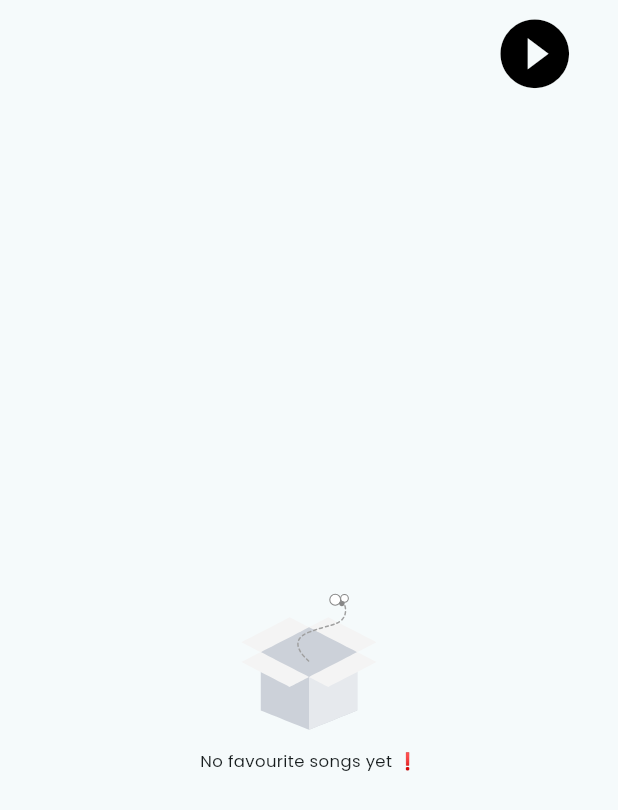
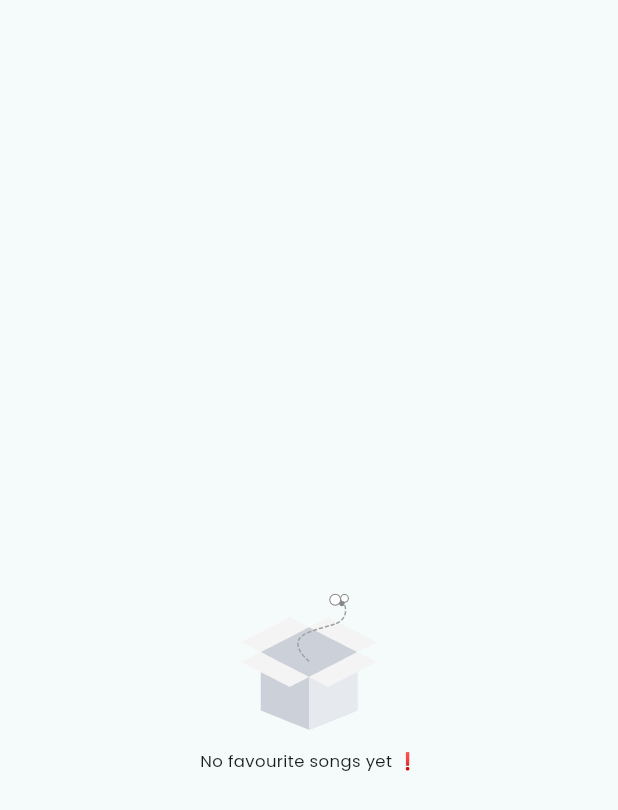
Before and after one commit to AbhijithNellikkat/MvPlayer, a Flutter app: the FavouritesView screen opened directly, on a phone screen of 412 x 824 dp. Shown: the top 810 px of the screen. Run offline on Flutter 3.47's test engine with Material 3 defaults, Android fonts, the phone set to English and light mode, and no system bars; our stand-ins replace audio_video_progress_bar, babstrap_settings_screen, chewie, flutter_onboarding_slider, fluttertoast, get and 12 more; missing offline and left inert: fetch_all_videos, photo_manager; accounts and stored records are empty.

```diff
--- a/lib/app/modules/home/controllers/home_controller.dart
+++ b/lib/app/modules/home/controllers/home_controller.dart
@@ -1,10 +1,6 @@
 import 'package:get/get.dart';
-import 'package:on_audio_query/on_audio_query.dart';
+
 
 class HomeController extends GetxController {
 
-
-
-
-
 }
--- a/lib/app/modules/home/views/bottom_navbar_view.dart
+++ b/lib/app/modules/home/views/bottom_navbar_view.dart
@@ -25,6 +25,7 @@ class BottomNavbarView extends StatelessWidget {
               HomeView(),
               MusicsView(),
               VideosView(),
+              // VideoScreen(),
               SettingsView(),
             ],
           ),
--- a/lib/app/modules/home/views/home_view.dart
+++ b/lib/app/modules/home/views/home_view.dart
@@ -31,7 +31,7 @@ class HomeView extends StatelessWidget {
                   Padding(
                     padding: const EdgeInsets.symmetric(horizontal: 25),
                     child: Text(
-                      'All Artists',
+                      'Welcome to Mv player',
                       style: GoogleFonts.poppins(
                         fontSize: 22,
                       ),
@@ -41,7 +41,6 @@ class HomeView extends StatelessWidget {
                     margin: const EdgeInsets.all(12),
                     width: double.infinity,
                     height: 120,
-                    // child: ArtistListView(),
                   ),
 
                   // RecentlyPlayedViews(),
--- a/lib/app/modules/musics/views/favourites_view.dart
+++ b/lib/app/modules/musics/views/favourites_view.dart
@@ -28,7 +28,12 @@ class FavouritesView extends StatelessWidget {
       appBar: AppBar(
         toolbarHeight: 70,
         actions: [
-          IconButton(
+          GetBuilder<FavouritesController>(
+            builder: (controller) {
+              favSongs = controller.getFavoriteSongs();
+
+              if (favSongs.isNotEmpty) {
+                return IconButton(
                   onPressed: () {
                     musicPlayerController.playTheSong(
                         songmodel: favSongs, index: 0);
@@ -37,8 +42,15 @@ class FavouritesView extends StatelessWidget {
                     Icons.play_circle_fill_outlined,
                     size: 55,
                     color: Constants.black,
-              )),
-          const SizedBox(width: 20)
+                  ),
+                );
+              } else {
+                // Return an empty container if there are no favorite songs
+                return Container();
+              }
+            },
+          ),
+          const SizedBox(width: 20),
         ],
       ),
       body: GetBuilder<FavouritesController>(
--- a/lib/app/modules/videos/controllers/videos_controller.dart
+++ b/lib/app/modules/videos/controllers/videos_controller.dart
@@ -30,6 +30,7 @@ class VideosController extends GetxController {
           await PhotoManager.getAssetPathList(type: RequestType.video);
 
       folders.assignAll(paths);
+      log('$folders');
     } catch (e) {
       log('Error fetching media folders: $e');
     }
--- a/lib/app/modules/videos/views/video_player_view.dart
+++ b/lib/app/modules/videos/views/video_player_view.dart
@@ -49,6 +49,7 @@ class VideoPlayerView extends StatelessWidget {
               width: 60,
               child: IconButton(
                   onPressed: () {
+                    videosPlayerController.chewieController.pause();
                     Get.back();
                   },
                   icon: const Icon(
--- a/pubspec.yaml
+++ b/pubspec.yaml
@@ -39,6 +39,8 @@ dependencies:
   path_provider: ^2.1.1
   fluttertoast: ^8.2.4
   marquee: ^2.2.0
+  fetch_all_videos: ^1.0.5
+
 
 
 
```
Also changed, not shown: lib/app/modules/splash/views/splash_view.dart (+7 -0 lines), lib/app/modules/videos/controllers/videos_player_controller.dart (+15 -7 lines), lib/app/modules/videos/widgets/video_scree.dart (added, +62 -0 lines), pubspec.lock, 1 other file. Lines whose indentation alone changed are shown as unchanged.
